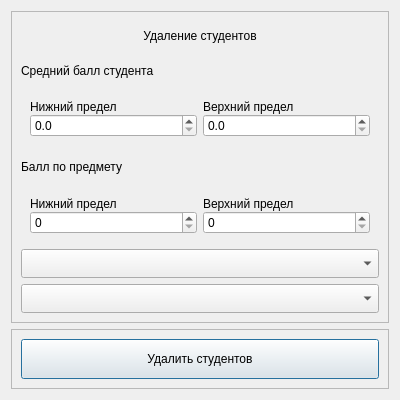
Qt form ui/deleting_form.ui (Gen1us02/PPOIS_2) before a commit.
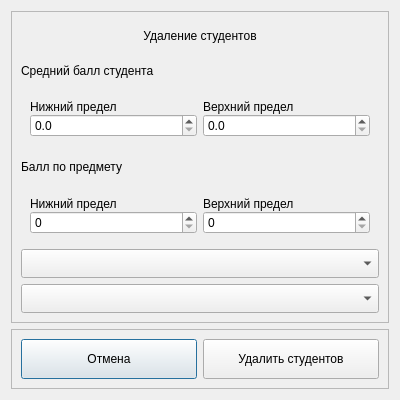
The same form after that commit.

Commit message: [feat] add exit button to all windows

Diff of the .ui file:
```diff
--- a/ui/deleting_form.ui
+++ b/ui/deleting_form.ui
@@ -264,6 +264,19 @@
       <enum>QFrame::Shadow::Raised</enum>
      </property>
      <layout class="QHBoxLayout" name="horizontalLayout">
+      <item>
+       <widget class="QPushButton" name="cancel_button">
+        <property name="maximumSize">
+         <size>
+          <width>360</width>
+          <height>40</height>
+         </size>
+        </property>
+        <property name="text">
+         <string>Отмена</string>
+        </property>
+       </widget>
+      </item>
       <item>
        <widget class="QPushButton" name="delete_button">
         <property name="maximumSize">
```
The commit also changes 11 other files.
